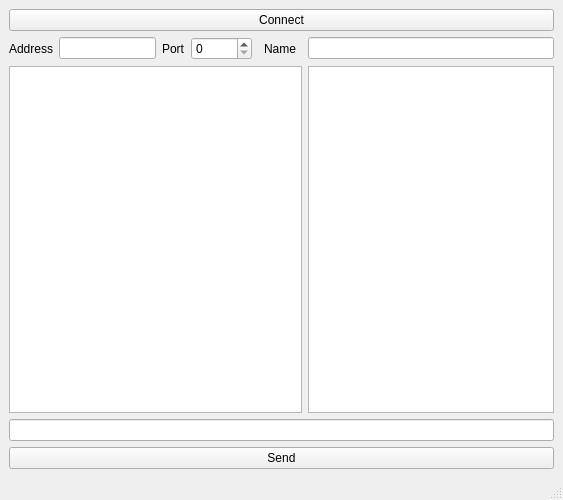
Above: Client/mainwindow.ui from DurininKirous/ChatCpp before the change. Below: the same form after it.
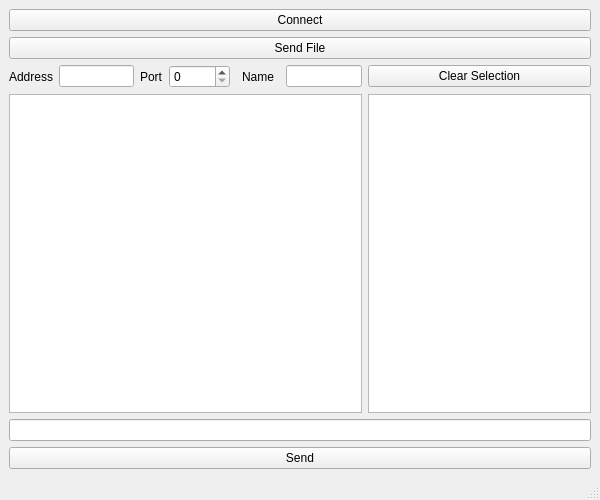
That is the form after the change.

Diff of the .ui file:
```diff
--- a/Client/mainwindow.ui
+++ b/Client/mainwindow.ui
@@ -6,7 +6,7 @@
    <rect>
     <x>0</x>
     <y>0</y>
-    <width>563</width>
+    <width>600</width>
     <height>500</height>
    </rect>
   </property>
@@ -15,52 +15,69 @@
   </property>
   <widget class="QWidget" name="centralwidget">
    <layout class="QGridLayout" name="gridLayout">
-    <item row="4" column="0" colspan="8">
-     <widget class="QLineEdit" name="lineEdit"/>
+    <item row="2" column="1">
+     <widget class="QLineEdit" name="lineEdit_2"/>
     </item>
-    <item row="1" column="2">
+    <item row="2" column="2">
      <widget class="QLabel" name="label_2">
       <property name="text">
        <string>Port</string>
       </property>
      </widget>
     </item>
-    <item row="5" column="0" colspan="8">
-     <widget class="QPushButton" name="pushButton">
-      <property name="text">
-       <string>Send</string>
-      </property>
-     </widget>
-    </item>
-    <item row="1" column="0">
+    <item row="2" column="0">
      <widget class="QLabel" name="label">
       <property name="text">
        <string>Address</string>
       </property>
      </widget>
     </item>
+    <item row="2" column="5">
+     <widget class="QLabel" name="label_3">
+      <property name="text">
+       <string>Name</string>
+      </property>
+     </widget>
+    </item>
     <item row="2" column="7">
-     <widget class="QListWidget" name="listWidget">
-      <property name="enabled">
-       <bool>true</bool>
-      </property>
-     </widget>
+     <widget class="QLineEdit" name="lineEdit_3"/>
     </item>
-    <item row="1" column="3">
+    <item row="2" column="3">
      <widget class="QSpinBox" name="spinBox">
       <property name="maximum">
        <number>65535</number>
       </property>
      </widget>
     </item>
-    <item row="0" column="0" colspan="8">
+    <item row="2" column="8">
+     <widget class="QPushButton" name="pushButton_4">
+      <property name="text">
+       <string>Clear Selection</string>
+      </property>
+     </widget>
+    </item>
+    <item row="0" column="0" colspan="9">
      <widget class="QPushButton" name="pushButton_2">
       <property name="text">
        <string>Connect</string>
       </property>
      </widget>
     </item>
-    <item row="2" column="0" colspan="7">
+    <item row="1" column="0" colspan="9">
+     <widget class="QPushButton" name="pushButton_3">
+      <property name="text">
+       <string>Send File</string>
+      </property>
+     </widget>
+    </item>
+    <item row="3" column="8">
+     <widget class="QListWidget" name="listWidget">
+      <property name="enabled">
+       <bool>true</bool>
+      </property>
+     </widget>
+    </item>
+    <item row="3" column="0" colspan="8">
      <widget class="QTextBrowser" name="textBrowser">
       <property name="minimumSize">
        <size>
@@ -70,19 +87,16 @@
       </property>
      </widget>
     </item>
-    <item row="1" column="1">
-     <widget class="QLineEdit" name="lineEdit_2"/>
+    <item row="5" column="0" colspan="9">
+     <widget class="QLineEdit" name="lineEdit"/>
     </item>
-    <item row="1" column="5">
-     <widget class="QLabel" name="label_3">
+    <item row="6" column="0" colspan="9">
+     <widget class="QPushButton" name="pushButton">
       <property name="text">
-       <string>Name</string>
+       <string>Send</string>
       </property>
      </widget>
     </item>
-    <item row="1" column="7">
-     <widget class="QLineEdit" name="lineEdit_3"/>
-    </item>
    </layout>
   </widget>
   <widget class="QMenuBar" name="menubar">
```
Left out of the diff: 2 changed lines with no effect on the pictures.
